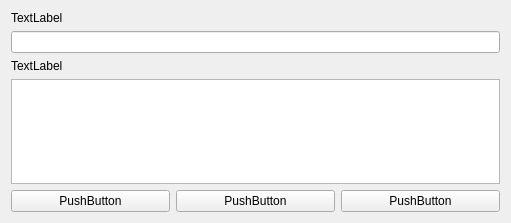
Above: janome-gui-app/UI_.ui from murh1016/janome-app before the change. Below: the same form after it.
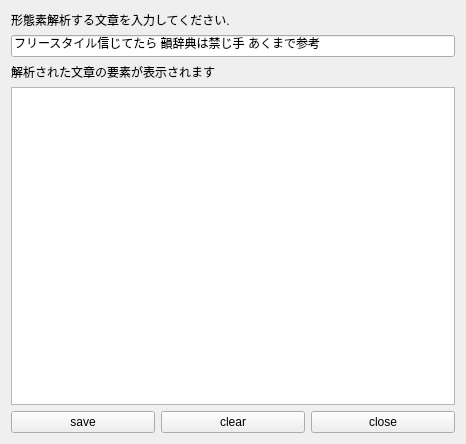
That is the form after the change.

```diff
--- a/janome-gui-app/UI_.ui
+++ b/janome-gui-app/UI_.ui
@@ -6,8 +6,8 @@
    <rect>
     <x>0</x>
     <y>0</y>
-    <width>511</width>
-    <height>223</height>
+    <width>466</width>
+    <height>444</height>
    </rect>
   </property>
   <property name="windowTitle">
@@ -19,17 +19,21 @@
      <item>
       <widget class="QLabel" name="label">
        <property name="text">
-        <string>TextLabel</string>
+        <string>形態素解析する文章を入力してください.</string>
        </property>
       </widget>
      </item>
      <item>
-      <widget class="QLineEdit" name="lineEdit"/>
+      <widget class="QLineEdit" name="lineEdit">
+       <property name="text">
+        <string>フリースタイル信じてたら 韻辞典は禁じ手 あくまで参考</string>
+       </property>
+      </widget>
      </item>
      <item>
       <widget class="QLabel" name="label_2">
        <property name="text">
-        <string>TextLabel</string>
+        <string>解析された文章の要素が表示されます</string>
        </property>
       </widget>
      </item>
@@ -41,21 +45,21 @@
        <item>
         <widget class="QPushButton" name="pushButton">
          <property name="text">
-          <string>PushButton</string>
+          <string>save</string>
          </property>
         </widget>
        </item>
        <item>
         <widget class="QPushButton" name="pushButton_2">
          <property name="text">
-          <string>PushButton</string>
+          <string>clear</string>
          </property>
         </widget>
        </item>
        <item>
         <widget class="QPushButton" name="pushButton_3">
          <property name="text">
-          <string>PushButton</string>
+          <string>close</string>
          </property>
         </widget>
        </item>
```
Left out of the diff: 99 changed lines with no effect on the pictures.
